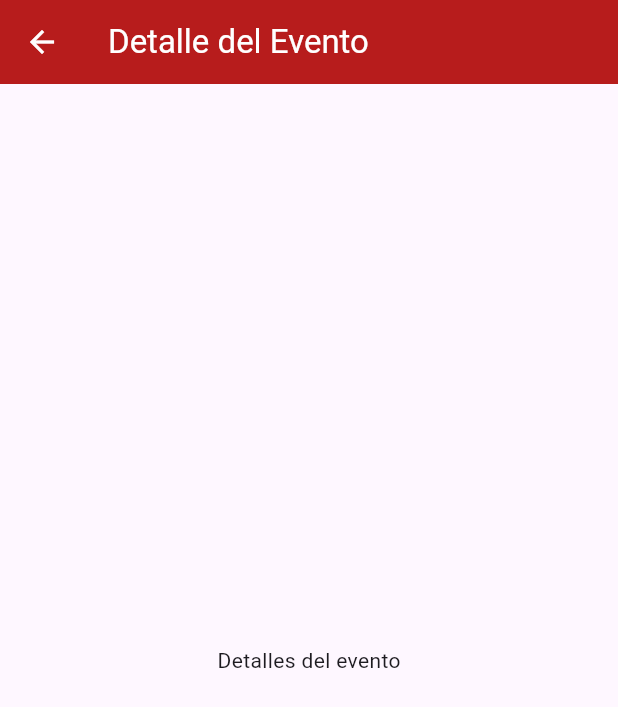
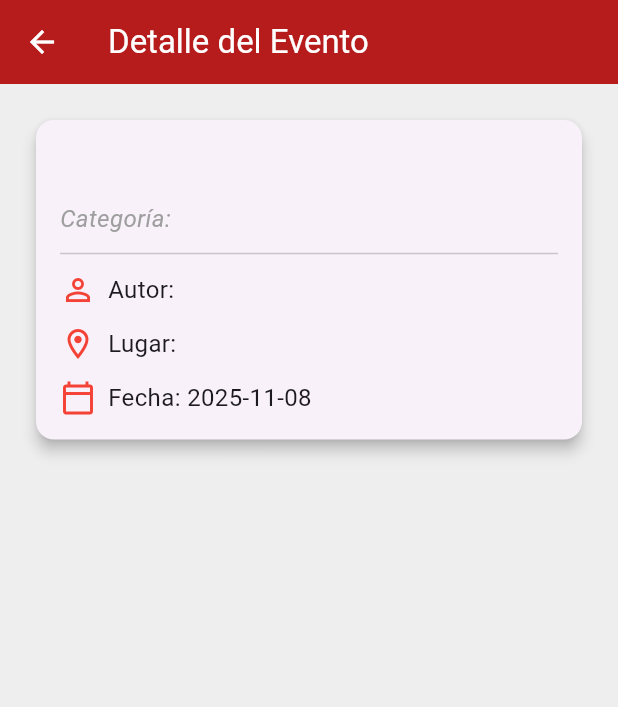
Before and after one commit to Fyzzsw/ProyectoMoviles20205, a Flutter app: the DetalleEvento screen opened directly with empty values, on a phone screen of 412 x 824 dp. Shown: the top 707 px of the screen. Run offline on Flutter 3.47's test engine with Material 3 defaults, Android fonts, the phone set to English and light mode, and no system bars; our stand-ins replace cloud_firestore, firebase_auth, firebase_core, flutter_slidable, google_sign_in, material_design_icons_flutter; accounts and stored records are empty.

Commit message:
feat: diseño detalle avanzado, arreglar el login, agregar validaciones en login, pulir el diseño, pulir diseño de login, arreglar formato fecha y agregar imagenes

```diff
--- a/proyecto_moviles_fernandoramirez2025/lib/pages/agregar_evento.dart
+++ b/proyecto_moviles_fernandoramirez2025/lib/pages/agregar_evento.dart
@@ -1,6 +1,6 @@
-import 'package:cloud_firestore/cloud_firestore.dart';
-import 'package:flutter/material.dart';
-import 'package:proyecto_moviles_fernandoramirez2025/services/fs_service.dart';
+import "package:cloud_firestore/cloud_firestore.dart";
+import "package:flutter/material.dart";
+import "package:proyecto_moviles_fernandoramirez2025/services/fs_service.dart";
 
 class AgregarEvento extends StatefulWidget {
   const AgregarEvento({super.key});
@@ -25,7 +25,7 @@
       initialDate: fechaSeleccionada ?? now,
       firstDate: DateTime(now.year - 1),
       lastDate: DateTime(now.year + 3),
-      helpText: 'Selecciona fecha del evento',
+      helpText: "Selecciona fecha del evento",
     );
     if (picked != null) {
       setState(() => fechaSeleccionada = picked);
@@ -37,7 +37,7 @@
     return Scaffold(
       appBar: AppBar(
         backgroundColor: Colors.red.shade900,
-        title: Text('Agregar evento', style: TextStyle(color: Colors.white)),
+        title: Text("Agregar evento", style: TextStyle(color: Colors.white)),
         iconTheme: IconThemeData(color: Colors.white),
       ),
       body: Padding(
@@ -49,7 +49,7 @@
               //Titulo
               TextFormField(
                 controller: tituloCtrl,
-                decoration: InputDecoration(labelText: 'Título', prefixIcon: Icon(Icons.title)),
+                decoration: InputDecoration(labelText: "Título", prefixIcon: Icon(Icons.title)),
                 validator: (titulo) {
                   if (titulo!.isEmpty) {
                     return "Ingresa el título";
@@ -63,11 +63,11 @@
                 onTap: pickFecha,
                 borderRadius: BorderRadius.circular(12),
                 child: InputDecorator(
-                  decoration: InputDecoration(labelText: 'Fecha', prefixIcon: Icon(Icons.event)),
+                  decoration: InputDecoration(labelText: "Fecha", prefixIcon: Icon(Icons.event)),
                   child: Text(
                     fechaSeleccionada == null
-                        ? 'Toca para seleccionar'
-                        : '${fechaSeleccionada!.day.toString().padLeft(2, '0')}/${fechaSeleccionada!.month.toString().padLeft(2, '0')}/${fechaSeleccionada!.year}',
+                        ? "Toca para seleccionar"
+                        : "${fechaSeleccionada!.day.toString().padLeft(2, "0")}/${fechaSeleccionada!.month.toString().padLeft(2, "0")}/${fechaSeleccionada!.year}",
                   ),
                 ),
               ),
@@ -75,7 +75,7 @@
               //Lugar
               TextFormField(
                 controller: lugarCtrl,
-                decoration: InputDecoration(labelText: 'Lugar', prefixIcon: Icon(Icons.place)),
+                decoration: InputDecoration(labelText: "Lugar", prefixIcon: Icon(Icons.place)),
                 validator: (lugar) {
                   if (lugar!.isEmpty) {
                     return "Ingresa el lugar";
@@ -96,18 +96,18 @@
                   return DropdownButtonFormField(
                     validator: (categoria) {
                       if (categoriaSeleccionada == null) {
-                        return 'Selecciona una categoría';
+                        return "Selecciona una categoría";
                       }
                       return null;
                     },
                     decoration: InputDecoration(
-                      labelText: 'Categoría',
+                      labelText: "Categoría",
                       prefixIcon: Icon(Icons.category),
                     ),
                     items: categorias.map((categoria) {
                       return DropdownMenuItem<String>(
-                        value: categoria['nombre'],
-                        child: Text(categoria['nombre'].toString()),
+                        value: categoria["nombre"],
+                        child: Text(categoria["nombre"].toString()),
                       );
                     }).toList(),
                     onChanged: (valor) {
@@ -120,10 +120,10 @@
               //Autor
               TextFormField(
                 controller: autorCtrl,
-                decoration: InputDecoration(labelText: 'Autor', prefixIcon: Icon(Icons.person)),
+                decoration: InputDecoration(labelText: "Autor", prefixIcon: Icon(Icons.person)),
                 validator: (autor) {
-                  if (autor == null || autor.trim().isEmpty) {
-                    return 'Ingresa el autor';
+                  if (autor!.isEmpty) {
+                    return "Ingresa el autor";
                   }
                   return null;
                 },
@@ -138,7 +138,7 @@
                       if (fechaSeleccionada == null) {
                         ScaffoldMessenger.of(
                           context,
-                        ).showSnackBar(SnackBar(content: Text('Selecciona la fecha del evento')));
+                        ).showSnackBar(SnackBar(content: Text("Selecciona la fecha del evento")));
                         return;
                       }
                       await FsService().agregarEvento(
@@ -148,13 +148,11 @@
                         lugarCtrl.text.trim(),
                         autorCtrl.text.trim(),
                       );
+                      Navigator.pop(context);
                     }
-                    ;
-
-                    Navigator.pop(context);
                   },
                   child: Text(
-                    'Guardar evento',
+                    "Guardar evento",
                     style: TextStyle(color: Colors.white, fontWeight: FontWeight.bold),
                   ),
                 ),
--- a/proyecto_moviles_fernandoramirez2025/lib/pages/detalle_evento.dart
+++ b/proyecto_moviles_fernandoramirez2025/lib/pages/detalle_evento.dart
@@ -1,4 +1,6 @@
-import 'package:flutter/material.dart';
+import "package:cloud_firestore/cloud_firestore.dart";
+import "package:flutter/material.dart";
+import "package:proyecto_moviles_fernandoramirez2025/services/fs_service.dart";
 
 class DetalleEvento extends StatelessWidget {
   const DetalleEvento({super.key, required this.eventId});
@@ -9,10 +11,82 @@
     return Scaffold(
       appBar: AppBar(
         backgroundColor: Colors.red.shade900,
-        title: Text('Detalle del Evento', style: TextStyle(color: Colors.white)),
+        title: Text("Detalle del Evento", style: TextStyle(color: Colors.white)),
         iconTheme: IconThemeData(color: Colors.white),
       ),
-      body: Center(child: Text('Detalles del evento')),
+      body: Container(
+        padding: EdgeInsets.all(20),
+        color: Colors.grey.shade200,
+
+        child: Column(
+          children: [
+            FutureBuilder(
+              future: FsService().eventoId(eventId),
+              builder: (context, AsyncSnapshot<DocumentSnapshot> snapshot) {
+                if (!snapshot.hasData || snapshot.connectionState == ConnectionState.waiting) {
+                  return CircularProgressIndicator();
+                }
+                var eventoData = snapshot.data!.data() as Map<String, dynamic>;
+                return Card(
+                  elevation: 4,
+                  child: Padding(
+                    padding: EdgeInsets.all(16.0),
+                    child: Column(
+                      crossAxisAlignment: CrossAxisAlignment.start,
+                      children: [
+                        Text(
+                          eventoData["titulo"],
+                          style: TextStyle(
+                            fontSize: 24,
+                            fontWeight: FontWeight.bold,
+                            color: Colors.red,
+                          ),
+                        ),
+                        SizedBox(height: 4),
+                        Text(
+                          "Categoría: ${eventoData["categoria"]}",
+                          style: TextStyle(
+                            fontSize: 16,
+                            fontStyle: FontStyle.italic,
+                            color: Colors.grey.shade500,
+                          ),
+                        ),
+                        Divider(height: 24, thickness: 1),
+                        Row(
+                          children: [
+                            Icon(Icons.person_outline, color: Colors.red),
+                            SizedBox(width: 8),
+                            Text("Autor: ${eventoData["autor"]}", style: TextStyle(fontSize: 16)),
+                          ],
+                        ),
+                        SizedBox(height: 12),
+                        Row(
+                          children: [
+                            Icon(Icons.location_on_outlined, color: Colors.red),
+                            SizedBox(width: 8),
+                            Text("Lugar: ${eventoData["lugar"]}", style: TextStyle(fontSize: 16)),
+                          ],
+                        ),
+                        SizedBox(height: 12),
+                        Row(
+                          children: [
+                            Icon(Icons.calendar_today_outlined, color: Colors.red),
+                            SizedBox(width: 8),
+                            Text(
+                              "Fecha: ${eventoData["fecha"] != null ? (eventoData["fecha"] as Timestamp).toDate().toString().split(' ')[0] : "Desconocido"}",
+                              style: TextStyle(fontSize: 16),
+                            ),
+                          ],
+                        ),
+                      ],
+                    ),
+                  ),
+                );
+              },
+            ),
+          ],
+        ),
+      ),
     );
   }
 }
--- a/proyecto_moviles_fernandoramirez2025/pubspec.yaml
+++ b/proyecto_moviles_fernandoramirez2025/pubspec.yaml
@@ -40,7 +40,7 @@
   firebase_core: ^4.2.1
   firebase_auth: ^6.1.2
   intl: ^0.20.2
-  google_sign_in: ^7.2.0
+  google_sign_in: ^6.2.1
 
 dev_dependencies:
   flutter_test:
```
Also changed, not shown: proyecto_moviles_fernandoramirez2025/lib/pages/auth_wrapper.dart (+6 -11 lines), proyecto_moviles_fernandoramirez2025/lib/pages/home.dart (+25 -17 lines), proyecto_moviles_fernandoramirez2025/lib/pages/login.dart (+68 -38 lines), proyecto_moviles_fernandoramirez2025/lib/services/auth_service.dart (+29 -1 lines), proyecto_moviles_fernandoramirez2025/lib/services/fs_service.dart (+11 -11 lines), proyecto_moviles_fernandoramirez2025/lib/utils/util_confirmacion.dart (added, +34 -0 lines), proyecto_moviles_fernandoramirez2025/pubspec.lock.
